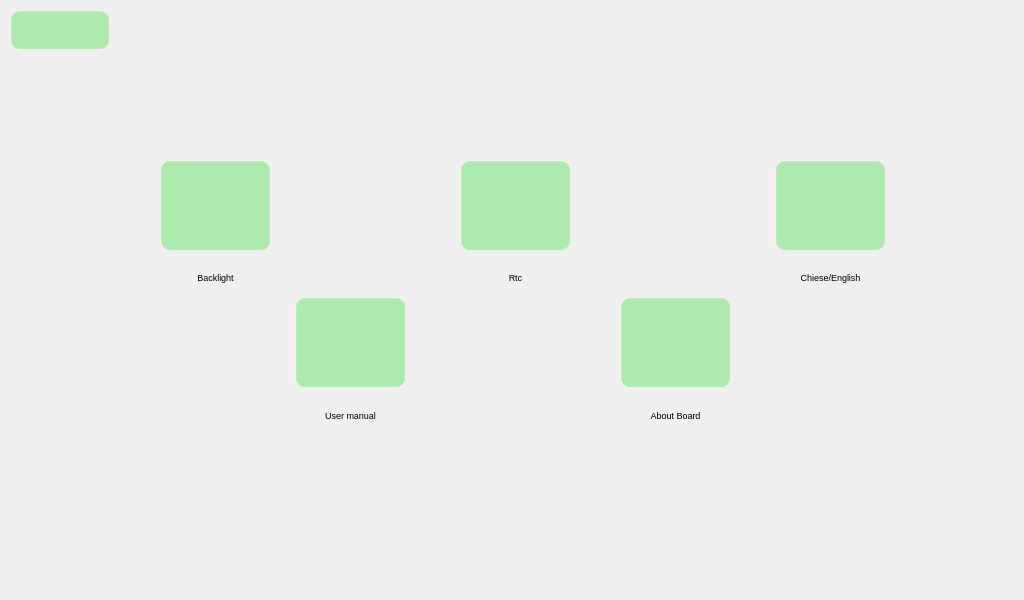
Old version of the form qt/t507/sys_setting.ui in the repository jizizihe/baijie_demo.
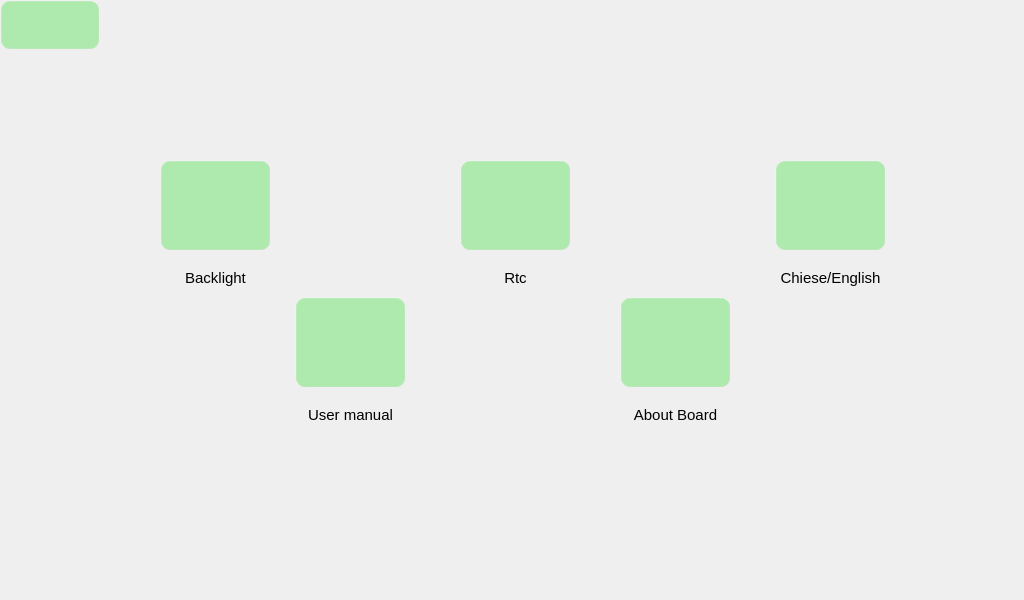
New version of the form. Icons and pictures are not drawn.

Patch:
```diff
--- a/qt/t507/sys_setting.ui
+++ b/qt/t507/sys_setting.ui
@@ -97,7 +97,7 @@
    </property>
    <property name="font">
     <font>
-     <pointsize>7</pointsize>
+     <pointsize>11</pointsize>
     </font>
    </property>
    <property name="text">
@@ -124,7 +124,7 @@
    </property>
    <property name="font">
     <font>
-     <pointsize>7</pointsize>
+     <pointsize>11</pointsize>
     </font>
    </property>
    <property name="text">
@@ -206,7 +206,7 @@
    </property>
    <property name="font">
     <font>
-     <pointsize>7</pointsize>
+     <pointsize>11</pointsize>
     </font>
    </property>
    <property name="text">
@@ -233,7 +233,7 @@
    </property>
    <property name="font">
     <font>
-     <pointsize>7</pointsize>
+     <pointsize>11</pointsize>
     </font>
    </property>
    <property name="text">
@@ -246,10 +246,10 @@
   <widget class="QPushButton" name="return_2">
    <property name="geometry">
     <rect>
-     <x>10</x>
-     <y>10</y>
+     <x>0</x>
+     <y>0</y>
      <width>100</width>
-     <height>40</height>
+     <height>50</height>
     </rect>
    </property>
    <property name="styleSheet">
@@ -280,7 +280,7 @@
    </property>
    <property name="font">
     <font>
-     <pointsize>7</pointsize>
+     <pointsize>11</pointsize>
     </font>
    </property>
    <property name="text">
```
Left out of the diff: 23 changed lines with no effect on the pictures.
